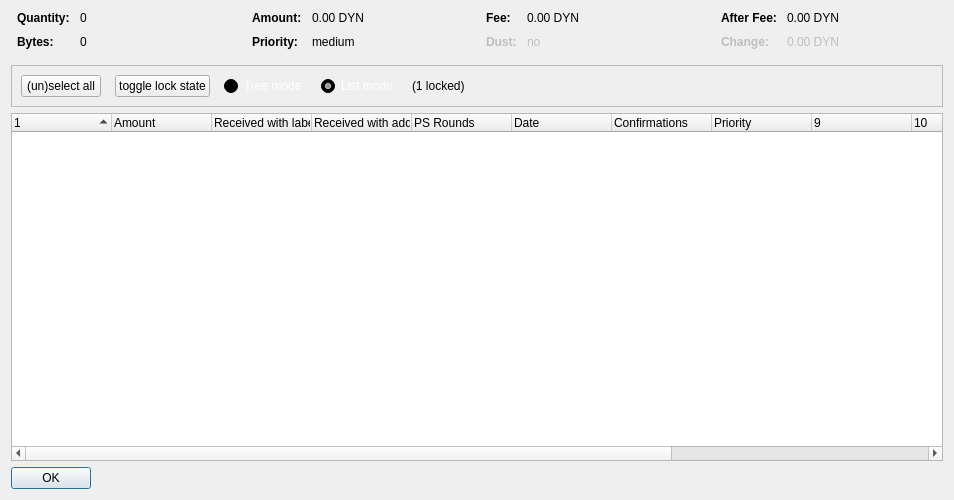
The window that src/qt/forms/coincontroldialog.ui (duality-solutions/Dynamic) describes before a commit, drawn with Qt 5.
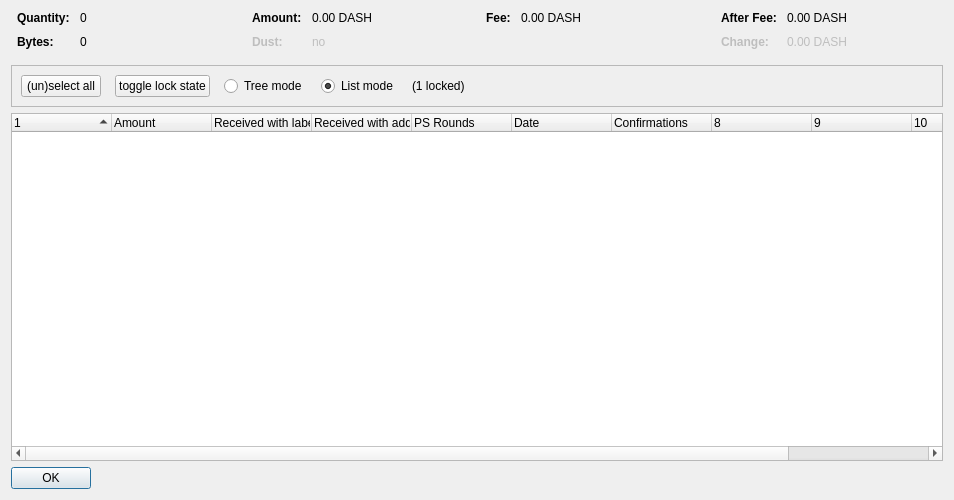
The same window after the commit. Custom widgets are drawn as their Qt base class.

The edit to the form file:
```diff
--- a/src/qt/forms/coincontroldialog.ui
+++ b/src/qt/forms/coincontroldialog.ui
@@ -132,7 +132,7 @@
           <enum>Qt::ActionsContextMenu</enum>
          </property>
          <property name="text">
-          <string notr="true">0.00 DYN</string>
+          <string notr="true">0.00 DASH</string>
          </property>
          <property name="textInteractionFlags">
           <set>Qt::LinksAccessibleByMouse|Qt::TextSelectableByKeyboard|Qt::TextSelectableByMouse</set>
@@ -140,7 +140,10 @@
         </widget>
        </item>
        <item row="1" column="0">
-        <widget class="QLabel" name="labelCoinControlPriorityText">
+        <widget class="QLabel" name="labelCoinControlLowOutputText">
+         <property name="enabled">
+          <bool>false</bool>
+         </property>
          <property name="font">
           <font>
            <weight>75</weight>
@@ -148,12 +151,15 @@
           </font>
          </property>
          <property name="text">
-          <string>Priority:</string>
+          <string>Dust:</string>
          </property>
         </widget>
        </item>
        <item row="1" column="1">
-        <widget class="QLabel" name="labelCoinControlPriority">
+        <widget class="QLabel" name="labelCoinControlLowOutput">
+         <property name="enabled">
+          <bool>false</bool>
+         </property>
          <property name="cursor">
           <cursorShape>IBeamCursor</cursorShape>
          </property>
@@ -161,7 +167,7 @@
           <enum>Qt::ActionsContextMenu</enum>
          </property>
          <property name="text">
-          <string>medium</string>
+          <string notr="true">no</string>
          </property>
          <property name="textInteractionFlags">
           <set>Qt::LinksAccessibleByMouse|Qt::TextSelectableByKeyboard|Qt::TextSelectableByMouse</set>
@@ -206,42 +212,7 @@
           <enum>Qt::ActionsContextMenu</enum>
          </property>
          <property name="text">
-          <string notr="true">0.00 DYN</string>
-         </property>
-         <property name="textInteractionFlags">
-          <set>Qt::LinksAccessibleByMouse|Qt::TextSelectableByKeyboard|Qt::TextSelectableByMouse</set>
-         </property>
-        </widget>
-       </item>
-       <item row="1" column="0">
-        <widget class="QLabel" name="labelCoinControlLowOutputText">
-         <property name="enabled">
-          <bool>false</bool>
-         </property>
-         <property name="font">
-          <font>
-           <weight>75</weight>
-           <bold>true</bold>
-          </font>
-         </property>
-         <property name="text">
-          <string>Dust:</string>
-         </property>
-        </widget>
-       </item>
-       <item row="1" column="1">
-        <widget class="QLabel" name="labelCoinControlLowOutput">
-         <property name="enabled">
-          <bool>false</bool>
-         </property>
-         <property name="cursor">
-          <cursorShape>IBeamCursor</cursorShape>
-         </property>
-         <property name="contextMenuPolicy">
-          <enum>Qt::ActionsContextMenu</enum>
-         </property>
-         <property name="text">
-          <string>no</string>
+          <string notr="true">0.00 DASH</string>
          </property>
          <property name="textInteractionFlags">
           <set>Qt::LinksAccessibleByMouse|Qt::TextSelectableByKeyboard|Qt::TextSelectableByMouse</set>
@@ -286,7 +257,7 @@
           <enum>Qt::ActionsContextMenu</enum>
          </property>
          <property name="text">
-          <string notr="true">0.00 DYN</string>
+          <string notr="true">0.00 DASH</string>
          </property>
          <property name="textInteractionFlags">
           <set>Qt::LinksAccessibleByMouse|Qt::TextSelectableByKeyboard|Qt::TextSelectableByMouse</set>
@@ -321,7 +292,7 @@
           <enum>Qt::ActionsContextMenu</enum>
          </property>
          <property name="text">
-          <string notr="true">0.00 DYN</string>
+          <string notr="true">0.00 DASH</string>
          </property>
          <property name="textInteractionFlags">
           <set>Qt::LinksAccessibleByMouse|Qt::TextSelectableByKeyboard|Qt::TextSelectableByMouse</set>
@@ -392,421 +363,6 @@
             <verstretch>0</verstretch>
            </sizepolicy>
           </property>
-          <property name="palette">
-           <palette>
-            <active>
-             <colorrole role="WindowText">
-              <brush brushstyle="SolidPattern">
-               <color alpha="255">
-                <red>255</red>
-                <green>255</green>
-                <blue>255</blue>
-               </color>
-              </brush>
-             </colorrole>
-             <colorrole role="Button">
-              <brush brushstyle="SolidPattern">
-               <color alpha="255">
-                <red>0</red>
-                <green>0</green>
-                <blue>0</blue>
-               </color>
-              </brush>
-             </colorrole>
-             <colorrole role="Light">
-              <brush brushstyle="SolidPattern">
-               <color alpha="255">
-                <red>0</red>
-                <green>0</green>
-                <blue>0</blue>
-               </color>
-              </brush>
-             </colorrole>
-             <colorrole role="Midlight">
-              <brush brushstyle="SolidPattern">
-               <color alpha="255">
-                <red>0</red>
-                <green>0</green>
-                <blue>0</blue>
-               </color>
-              </brush>
-             </colorrole>
-             <colorrole role="Dark">
-              <brush brushstyle="SolidPattern">
-               <color alpha="255">
-                <red>0</red>
-                <green>0</green>
-                <blue>0</blue>
-               </color>
-              </brush>
-             </colorrole>
-             <colorrole role="Mid">
-              <brush brushstyle="SolidPattern">
-               <color alpha="255">
-                <red>0</red>
-                <green>0</green>
-                <blue>0</blue>
-               </color>
-              </brush>
-             </colorrole>
-             <colorrole role="Text">
-              <brush brushstyle="SolidPattern">
-               <color alpha="255">
-                <red>255</red>
-                <green>255</green>
-                <blue>255</blue>
-               </color>
-              </brush>
-             </colorrole>
-             <colorrole role="BrightText">
-              <brush brushstyle="SolidPattern">
-               <color alpha="255">
-                <red>255</red>
-                <green>255</green>
-                <blue>255</blue>
-               </color>
-              </brush>
-             </colorrole>
-             <colorrole role="ButtonText">
-              <brush brushstyle="SolidPattern">
-               <color alpha="255">
-                <red>255</red>
-                <green>255</green>
-                <blue>255</blue>
-               </color>
-              </brush>
-             </colorrole>
-             <colorrole role="Base">
-              <brush brushstyle="SolidPattern">
-               <color alpha="255">
-                <red>0</red>
-                <green>0</green>
-                <blue>0</blue>
-               </color>
-              </brush>
-             </colorrole>
-             <colorrole role="Window">
-              <brush brushstyle="SolidPattern">
-               <color alpha="255">
-                <red>0</red>
-                <green>0</green>
-                <blue>0</blue>
-               </color>
-              </brush>
-             </colorrole>
-             <colorrole role="Shadow">
-              <brush brushstyle="SolidPattern">
-               <color alpha="255">
-                <red>0</red>
-                <green>0</green>
-                <blue>0</blue>
-               </color>
-              </brush>
-             </colorrole>
-             <colorrole role="AlternateBase">
-              <brush brushstyle="SolidPattern">
-               <color alpha="255">
-                <red>0</red>
-                <green>0</green>
-                <blue>0</blue>
-               </color>
-              </brush>
-             </colorrole>
-             <colorrole role="ToolTipBase">
-              <brush brushstyle="SolidPattern">
-               <color alpha="255">
-                <red>255</red>
-                <green>255</green>
-                <blue>220</blue>
-               </color>
-              </brush>
-             </colorrole>
-             <colorrole role="ToolTipText">
-              <brush brushstyle="SolidPattern">
-               <color alpha="255">
-                <red>0</red>
-                <green>0</green>
-                <blue>0</blue>
-               </color>
-              </brush>
-             </colorrole>
-            </active>
-            <inactive>
-             <colorrole role="WindowText">
-              <brush brushstyle="SolidPattern">
-               <color alpha="255">
-                <red>255</red>
-                <green>255</green>
-                <blue>255</blue>
-               </color>
-              </brush>
-             </colorrole>
-             <colorrole role="Button">
-              <brush brushstyle="SolidPattern">
-               <color alpha="255">
-                <red>0</red>
-                <green>0</green>
-                <blue>0</blue>
-               </color>
-              </brush>
-             </colorrole>
-             <colorrole role="Light">
-              <brush brushstyle="SolidPattern">
-               <color alpha="255">
-                <red>0</red>
-                <green>0</green>
-                <blue>0</blue>
-               </color>
-              </brush>
-             </colorrole>
-             <colorrole role="Midlight">
-              <brush brushstyle="SolidPattern">
-               <color alpha="255">
-                <red>0</red>
-                <green>0</green>
-                <blue>0</blue>
-               </color>
-              </brush>
-             </colorrole>
-             <colorrole role="Dark">
-              <brush brushstyle="SolidPattern">
-               <color alpha="255">
-                <red>0</red>
-                <green>0</green>
-                <blue>0</blue>
-               </color>
-              </brush>
-             </colorrole>
-             <colorrole role="Mid">
-              <brush brushstyle="SolidPattern">
-               <color alpha="255">
-                <red>0</red>
-                <green>0</green>
-                <blue>0</blue>
-               </color>
-              </brush>
-             </colorrole>
-             <colorrole role="Text">
-              <brush brushstyle="SolidPattern">
-               <color alpha="255">
-                <red>255</red>
-                <green>255</green>
-                <blue>255</blue>
-               </color>
-              </brush>
-             </colorrole>
-             <colorrole role="BrightText">
-              <brush brushstyle="SolidPattern">
-               <color alpha="255">
-                <red>255</red>
-                <green>255</green>
-                <blue>255</blue>
-               </color>
-              </brush>
-             </colorrole>
-             <colorrole role="ButtonText">
-              <brush brushstyle="SolidPattern">
-               <color alpha="255">
-                <red>255</red>
-                <green>255</green>
-                <blue>255</blue>
-               </color>
-              </brush>
-             </colorrole>
-             <colorrole role="Base">
-              <brush brushstyle="SolidPattern">
-               <color alpha="255">
-                <red>0</red>
-                <green>0</green>
-                <blue>0</blue>
-               </color>
-              </brush>
-             </colorrole>
-             <colorrole role="Window">
-              <brush brushstyle="SolidPattern">
-               <color alpha="255">
-                <red>0</red>
-                <green>0</green>
-                <blue>0</blue>
-               </color>
-              </brush>
-             </colorrole>
-             <colorrole role="Shadow">
-              <brush brushstyle="SolidPattern">
-               <color alpha="255">
-                <red>0</red>
-                <green>0</green>
-                <blue>0</blue>
-               </color>
-              </brush>
-             </colorrole>
-             <colorrole role="AlternateBase">
-              <brush brushstyle="SolidPattern">
-               <color alpha="255">
-                <red>0</red>
-                <green>0</green>
-                <blue>0</blue>
-               </color>
-              </brush>
-             </colorrole>
-             <colorrole role="ToolTipBase">
-              <brush brushstyle="SolidPattern">
-               <color alpha="255">
-                <red>255</red>
-                <green>255</green>
-                <blue>220</blue>
-               </color>
-              </brush>
-             </colorrole>
-             <colorrole role="ToolTipText">
-              <brush brushstyle="SolidPattern">
-               <color alpha="255">
-                <red>0</red>
-                <green>0</green>
-                <blue>0</blue>
-               </color>
-              </brush>
-             </colorrole>
-            </inactive>
-            <disabled>
-             <colorrole role="WindowText">
-              <brush brushstyle="SolidPattern">
-               <color alpha="255">
-                <red>0</red>
-                <green>0</green>
-                <blue>0</blue>
-               </color>
-              </brush>
-             </colorrole>
-             <colorrole role="Button">
-              <brush brushstyle="SolidPattern">
-               <color alpha="255">
-                <red>0</red>
-                <green>0</green>
-                <blue>0</blue>
-               </color>
-              </brush>
-             </colorrole>
-             <colorrole role="Light">
-              <brush brushstyle="SolidPattern">
-               <color alpha="255">
-                <red>0</red>
-                <green>0</green>
-                <blue>0</blue>
-               </color>
-              </brush>
-             </colorrole>
-             <colorrole role="Midlight">
-              <brush brushstyle="SolidPattern">
-               <color alpha="255">
-                <red>0</red>
-                <green>0</green>
-                <blue>0</blue>
-               </color>
-              </brush>
-             </colorrole>
-             <colorrole role="Dark">
-              <brush brushstyle="SolidPattern">
-               <color alpha="255">
-                <red>0</red>
-                <green>0</green>
-                <blue>0</blue>
-               </color>
-              </brush>
-             </colorrole>
-             <colorrole role="Mid">
-              <brush brushstyle="SolidPattern">
-               <color alpha="255">
-                <red>0</red>
-                <green>0</green>
-                <blue>0</blue>
-               </color>
-              </brush>
-             </colorrole>
-             <colorrole role="Text">
-              <brush brushstyle="SolidPattern">
-               <color alpha="255">
-                <red>0</red>
-                <green>0</green>
-                <blue>0</blue>
-               </color>
-              </brush>
-             </colorrole>
-             <colorrole role="BrightText">
-              <brush brushstyle="SolidPattern">
-               <color alpha="255">
-                <red>255</red>
-                <green>255</green>
-                <blue>255</blue>
-               </color>
-              </brush>
-             </colorrole>
-             <colorrole role="ButtonText">
-              <brush brushstyle="SolidPattern">
-               <color alpha="255">
-                <red>0</red>
-                <green>0</green>
-                <blue>0</blue>
-               </color>
-              </brush>
-             </colorrole>
-             <colorrole role="Base">
-              <brush brushstyle="SolidPattern">
-               <color alpha="255">
-                <red>0</red>
-                <green>0</green>
-                <blue>0</blue>
-               </color>
-              </brush>
-             </colorrole>
-             <colorrole role="Window">
-              <brush brushstyle="SolidPattern">
-               <color alpha="255">
-                <red>0</red>
-                <green>0</green>
-                <blue>0</blue>
-               </color>
-              </brush>
-             </colorrole>
-             <colorrole role="Shadow">
-              <brush brushstyle="SolidPattern">
-               <color alpha="255">
-                <red>0</red>
-                <green>0</green>
-                <blue>0</blue>
-               </color>
-              </brush>
-             </colorrole>
-             <colorrole role="AlternateBase">
-              <brush brushstyle="SolidPattern">
-               <color alpha="255">
-                <red>0</red>
-                <green>0</green>
-                <blue>0</blue>
-               </color>
-              </brush>
-             </colorrole>
-             <colorrole role="ToolTipBase">
-              <brush brushstyle="SolidPattern">
-               <color alpha="255">
-                <red>255</red>
-                <green>255</green>
-                <blue>220</blue>
-               </color>
-              </brush>
-             </colorrole>
-             <colorrole role="ToolTipText">
-              <brush brushstyle="SolidPattern">
-               <color alpha="255">
-                <red>0</red>
-                <green>0</green>
-                <blue>0</blue>
-               </color>
-              </brush>
-             </colorrole>
-            </disabled>
-           </palette>
-          </property>
           <property name="text">
            <string>Tree mode</string>
           </property>
@@ -820,421 +376,6 @@
             <verstretch>0</verstretch>
            </sizepolicy>
           </property>
-          <property name="palette">
-           <palette>
-            <active>
-             <colorrole role="WindowText">
-              <brush brushstyle="SolidPattern">
-               <color alpha="255">
-                <red>255</red>
-                <green>255</green>
-                <blue>255</blue>
-               </color>
-              </brush>
-             </colorrole>
-             <colorrole role="Button">
-              <brush brushstyle="SolidPattern">
-               <color alpha="255">
-                <red>0</red>
-                <green>0</green>
-                <blue>0</blue>
-               </color>
-              </brush>
-             </colorrole>
-             <colorrole role="Light">
-              <brush brushstyle="SolidPattern">
-               <color alpha="255">
-                <red>0</red>
-                <green>0</green>
-                <blue>0</blue>
-               </color>
-              </brush>
-             </colorrole>
-             <colorrole role="Midlight">
-              <brush brushstyle="SolidPattern">
-               <color alpha="255">
-                <red>0</red>
-                <green>0</green>
-                <blue>0</blue>
-               </color>
-              </brush>
-             </colorrole>
-             <colorrole role="Dark">
-              <brush brushstyle="SolidPattern">
-               <color alpha="255">
-                <red>0</red>
-                <green>0</green>
-                <blue>0</blue>
-               </color>
-              </brush>
-             </colorrole>
-             <colorrole role="Mid">
-              <brush brushstyle="SolidPattern">
-               <color alpha="255">
-                <red>0</red>
-                <green>0</green>
-                <blue>0</blue>
-               </color>
-              </brush>
-             </colorrole>
-             <colorrole role="Text">
-              <brush brushstyle="SolidPattern">
-               <color alpha="255">
-                <red>255</red>
-                <green>255</green>
-                <blue>255</blue>
-               </color>
-              </brush>
-             </colorrole>
-             <colorrole role="BrightText">
-              <brush brushstyle="SolidPattern">
-               <color alpha="255">
-                <red>255</red>
-                <green>255</green>
-                <blue>255</blue>
-               </color>
-              </brush>
-             </colorrole>
-             <colorrole role="ButtonText">
-              <brush brushstyle="SolidPattern">
-               <color alpha="255">
-                <red>255</red>
-                <green>255</green>
-                <blue>255</blue>
-               </color>
-              </brush>
-             </colorrole>
-             <colorrole role="Base">
-              <brush brushstyle="SolidPattern">
-               <color alpha="255">
-                <red>0</red>
-                <green>0</green>
-                <blue>0</blue>
-               </color>
-              </brush>
-             </colorrole>
-             <colorrole role="Window">
-              <brush brushstyle="SolidPattern">
-               <color alpha="255">
-                <red>0</red>
-                <green>0</green>
-                <blue>0</blue>
-               </color>
-              </brush>
-             </colorrole>
-             <colorrole role="Shadow">
-              <brush brushstyle="SolidPattern">
-               <color alpha="255">
-                <red>0</red>
-                <green>0</green>
-                <blue>0</blue>
-               </color>
-              </brush>
-             </colorrole>
-             <colorrole role="AlternateBase">
-              <brush brushstyle="SolidPattern">
-               <color alpha="255">
-                <red>0</red>
-                <green>0</green>
-                <blue>0</blue>
-               </color>
-              </brush>
-             </colorrole>
-             <colorrole role="ToolTipBase">
-              <brush brushstyle="SolidPattern">
-               <color alpha="255">
-                <red>255</red>
-                <green>255</green>
-                <blue>220</blue>
-               </color>
-              </brush>
-             </colorrole>
-             <colorrole role="ToolTipText">
-              <brush brushstyle="SolidPattern">
-               <color alpha="255">
-                <red>0</red>
-                <green>0</green>
-                <blue>0</blue>
-               </color>
-              </brush>
-             </colorrole>
-            </active>
-            <inactive>
-             <colorrole role="WindowText">
-              <brush brushstyle="SolidPattern">
-               <color alpha="255">
-                <red>255</red>
-                <green>255</green>
-                <blue>255</blue>
-               </color>
-              </brush>
-             </colorrole>
-             <colorrole role="Button">
-              <brush brushstyle="SolidPattern">
-               <color alpha="255">
-                <red>0</red>
-                <green>0</green>
-                <blue>0</blue>
-               </color>
-              </brush>
-             </colorrole>
-             <colorrole role="Light">
-              <brush brushstyle="SolidPattern">
-               <color alpha="255">
-                <red>0</red>
-                <green>0</green>
-                <blue>0</blue>
-               </color>
-              </brush>
-             </colorrole>
-             <colorrole role="Midlight">
-              <brush brushstyle="SolidPattern">
-               <color alpha="255">
-                <red>0</red>
-                <green>0</green>
-                <blue>0</blue>
-               </color>
-              </brush>
-             </colorrole>
-             <colorrole role="Dark">
-              <brush brushstyle="SolidPattern">
-               <color alpha="255">
-                <red>0</red>
-                <green>0</green>
-                <blue>0</blue>
-               </color>
-              </brush>
-             </colorrole>
-             <colorrole role="Mid">
-              <brush brushstyle="SolidPattern">
-               <color alpha="255">
-                <red>0</red>
-                <green>0</green>
-                <blue>0</blue>
-               </color>
-              </brush>
-             </colorrole>
-             <colorrole role="Text">
-              <brush brushstyle="SolidPattern">
-               <color alpha="255">
-                <red>255</red>
-                <green>255</green>
-                <blue>255</blue>
-               </color>
-              </brush>
-             </colorrole>
-             <colorrole role="BrightText">
-              <brush brushstyle="SolidPattern">
-               <color alpha="255">
-                <red>255</red>
-                <green>255</green>
-                <blue>255</blue>
-               </color>
-              </brush>
-             </colorrole>
-             <colorrole role="ButtonText">
-              <brush brushstyle="SolidPattern">
-               <color alpha="255">
-                <red>255</red>
-                <green>255</green>
-                <blue>255</blue>
-               </color>
-              </brush>
-             </colorrole>
-             <colorrole role="Base">
-              <brush brushstyle="SolidPattern">
-               <color alpha="255">
-                <red>0</red>
-                <green>0</green>
-                <blue>0</blue>
-               </color>
-              </brush>
-             </colorrole>
-             <colorrole role="Window">
-              <brush brushstyle="SolidPattern">
-               <color alpha="255">
-                <red>0</red>
-                <green>0</green>
-                <blue>0</blue>
-               </color>
-              </brush>
-             </colorrole>
-             <colorrole role="Shadow">
-              <brush brushstyle="SolidPattern">
-               <color alpha="255">
-                <red>0</red>
-                <green>0</green>
-                <blue>0</blue>
-               </color>
-              </brush>
-             </colorrole>
-             <colorrole role="AlternateBase">
-              <brush brushstyle="SolidPattern">
-               <color alpha="255">
-                <red>0</red>
-                <green>0</green>
-                <blue>0</blue>
-               </color>
-              </brush>
-             </colorrole>
-             <colorrole role="ToolTipBase">
-              <brush brushstyle="SolidPattern">
-               <color alpha="255">
-                <red>255</red>
-                <green>255</green>
-                <blue>220</blue>
-               </color>
-              </brush>
-             </colorrole>
-             <colorrole role="ToolTipText">
-              <brush brushstyle="SolidPattern">
-               <color alpha="255">
-                <red>0</red>
-                <green>0</green>
-                <blue>0</blue>
-               </color>
-              </brush>
-             </colorrole>
-            </inactive>
-            <disabled>
-             <colorrole role="WindowText">
-              <brush brushstyle="SolidPattern">
-               <color alpha="255">
-                <red>0</red>
-                <green>0</green>
-                <blue>0</blue>
-               </color>
-              </brush>
-             </colorrole>
-             <colorrole role="Button">
-              <brush brushstyle="SolidPattern">
-               <color alpha="255">
-                <red>0</red>
-                <green>0</green>
-                <blue>0</blue>
-               </color>
-              </brush>
-             </colorrole>
-             <colorrole role="Light">
-              <brush brushstyle="SolidPattern">
-               <color alpha="255">
-                <red>0</red>
-                <green>0</green>
-                <blue>0</blue>
-               </color>
-              </brush>
-             </colorrole>
-             <colorrole role="Midlight">
-              <brush brushstyle="SolidPattern">
-               <color alpha="255">
-                <red>0</red>
-                <green>0</green>
-                <blue>0</blue>
-               </color>
-              </brush>
-             </colorrole>
-             <colorrole role="Dark">
-              <brush brushstyle="SolidPattern">
-               <color alpha="255">
-                <red>0</red>
-                <green>0</green>
-                <blue>0</blue>
-               </color>
-              </brush>
-             </colorrole>
-             <colorrole role="Mid">
-              <brush brushstyle="SolidPattern">
-               <color alpha="255">
-                <red>0</red>
-                <green>0</green>
-                <blue>0</blue>
-               </color>
-              </brush>
-             </colorrole>
-             <colorrole role="Text">
-              <brush brushstyle="SolidPattern">
-               <color alpha="255">
-                <red>0</red>
-                <green>0</green>
-                <blue>0</blue>
-               </color>
-              </brush>
-             </colorrole>
-             <colorrole role="BrightText">
-              <brush brushstyle="SolidPattern">
-               <color alpha="255">
-                <red>255</red>
-                <green>255</green>
-                <blue>255</blue>
-               </color>
-              </brush>
-             </colorrole>
-             <colorrole role="ButtonText">
-              <brush brushstyle="SolidPattern">
-               <color alpha="255">
-                <red>0</red>
-                <green>0</green>
-                <blue>0</blue>
-               </color>
-              </brush>
-             </colorrole>
-             <colorrole role="Base">
-              <brush brushstyle="SolidPattern">
-               <color alpha="255">
-                <red>0</red>
-                <green>0</green>
-                <blue>0</blue>
-               </color>
-              </brush>
-             </colorrole>
-             <colorrole role="Window">
-              <brush brushstyle="SolidPattern">
-               <color alpha="255">
-                <red>0</red>
-                <green>0</green>
-                <blue>0</blue>
-               </color>
-              </brush>
-             </colorrole>
-             <colorrole role="Shadow">
-              <brush brushstyle="SolidPattern">
-               <color alpha="255">
-                <red>0</red>
-                <green>0</green>
-                <blue>0</blue>
-               </color>
-              </brush>
-             </colorrole>
-             <colorrole role="AlternateBase">
-              <brush brushstyle="SolidPattern">
-               <color alpha="255">
-                <red>0</red>
-                <green>0</green>
-                <blue>0</blue>
-               </color>
-              </brush>
-             </colorrole>
-             <colorrole role="ToolTipBase">
-              <brush brushstyle="SolidPattern">
-               <color alpha="255">
-                <red>255</red>
-                <green>255</green>
-                <blue>220</blue>
-               </color>
-              </brush>
-             </colorrole>
-             <colorrole role="ToolTipText">
-              <brush brushstyle="SolidPattern">
-               <color alpha="255">
-                <red>0</red>
-                <green>0</green>
-                <blue>0</blue>
-               </color>
-              </brush>
-             </colorrole>
-            </disabled>
-           </palette>
-          </property>
           <property name="text">
            <string>List mode</string>
           </property>
@@ -1277,7 +418,7 @@
       <bool>false</bool>
      </property>
      <property name="columnCount">
-      <number>13</number>
+      <number>11</number>
      </property>
      <attribute name="headerShowSortIndicator" stdset="0">
       <bool>true</bool>
@@ -1323,16 +464,6 @@
        <string>Confirmed</string>
       </property>
      </column>
-     <column>
-      <property name="text">
-       <string>Priority</string>
-      </property>
-     </column>
-     <column>
-      <property name="text">
-       <string/>
-      </property>
-     </column>
      <column>
       <property name="text">
        <string/>
```
